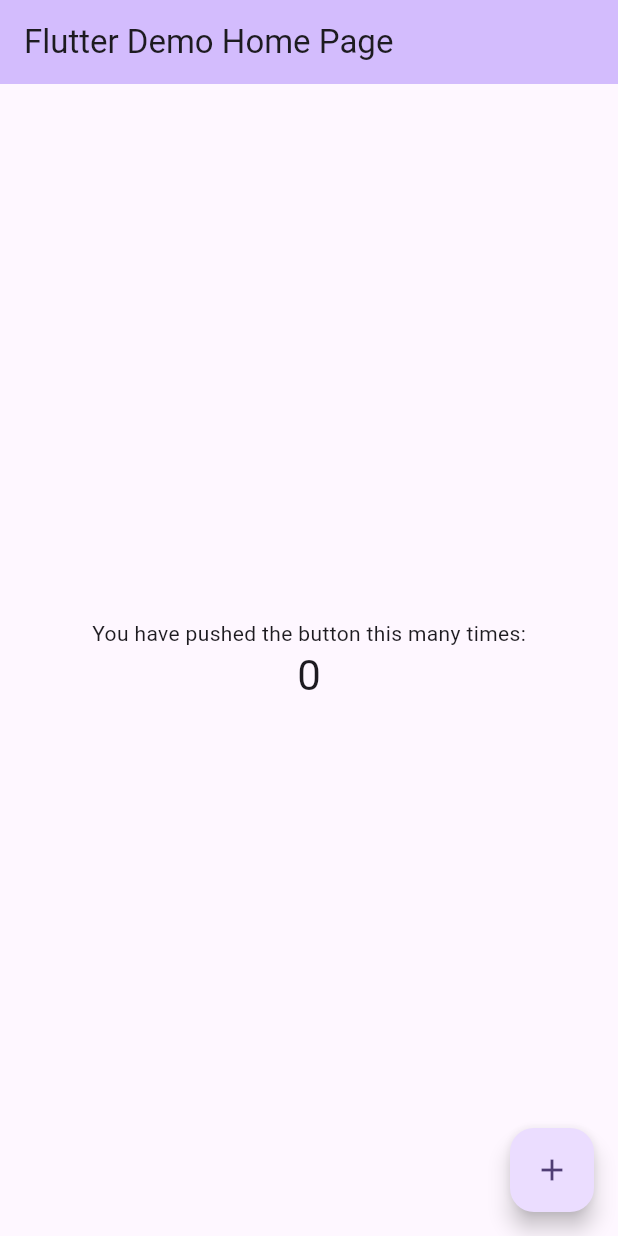
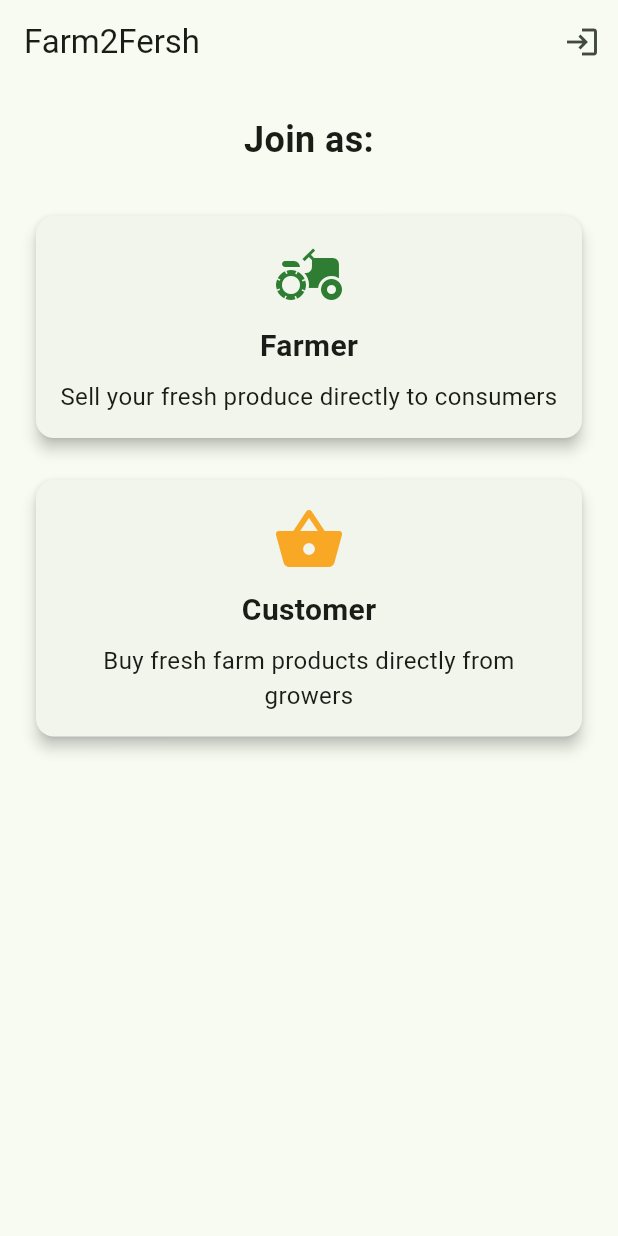
Before and after one commit to tanishq-2208/F2F_Test, a Flutter app: the screen it shows after launch, on a phone screen of 412 x 824 dp. Run offline on Flutter 3.47's test engine with Material 3 defaults, Android fonts, the light colour scheme and no system bars; our stand-ins replace file_picker, geolocator.

Commit message:
Farmers Registration implemented

```diff
--- a/f2f/lib/main.dart
+++ b/f2f/lib/main.dart
@@ -1,4 +1,6 @@
 import 'package:flutter/material.dart';
+import 'screens/landing_screen.dart';
+
 
 void main() {
   runApp(const MyApp());
@@ -7,116 +9,35 @@ void main() {
 class MyApp extends StatelessWidget {
   const MyApp({super.key});
 
-  // This widget is the root of your application.
   @override
   Widget build(BuildContext context) {
     return MaterialApp(
-      title: 'Flutter Demo',
+      title: 'Farm2Fork Connect',
       theme: ThemeData(
-        // This is the theme of your application.
-        //
-        // TRY THIS: Try running your application with "flutter run". You'll see
-        // the application has a purple toolbar. Then, without quitting the app,
-        // try changing the seedColor in the colorScheme below to Colors.green
-        // and then invoke "hot reload" (save your changes or press the "hot
-        // reload" button in a Flutter-supported IDE, or press "r" if you used
-        // the command line to start the app).
-        //
-        // Notice that the counter didn't reset back to zero; the application
-        // state is not lost during the reload. To reset the state, use hot
-        // restart instead.
-        //
-        // This works for code too, not just values: Most code changes can be
-        // tested with just a hot reload.
-        colorScheme: ColorScheme.fromSeed(seedColor: Colors.deepPurple),
+        colorScheme: ColorScheme.fromSeed(
+          seedColor: Colors.green,
+          secondary: const Color(0xFFF9A825),
+        ),
+        elevatedButtonTheme: ElevatedButtonThemeData(
+          style: ElevatedButton.styleFrom(
+            backgroundColor: Colors.green[800],
+            foregroundColor: Colors.white,
+            padding: const EdgeInsets.symmetric(vertical: 16),
+          ),
+        ),
       ),
-      home: const MyHomePage(title: 'Flutter Demo Home Page'),
+      // Remove these lines
+      // initialRoute: '/',
+      // routes: {
+      //   '/': (context) => const LandingPage(),
+      //   '/login': (context) => const LoginScreen(),
+      //   '/register': (context) => RegistrationScreen(
+      //         role: ModalRoute.of(context)!.settings.arguments as String,
+      //       ),
+      // },
+      home: const LandingPage(),
     );
   }
 }
 
-class MyHomePage extends StatefulWidget {
-  const MyHomePage({super.key, required this.title});
-
-  // This widget is the home page of your application. It is stateful, meaning
-  // that it has a State object (defined below) that contains fields that affect
-  // how it looks.
-
-  // This class is the configuration for the state. It holds the values (in this
-  // case the title) provided by the parent (in this case the App widget) and
-  // used by the build method of the State. Fields in a Widget subclass are
-  // always marked "final".
-
-  final String title;
-
-  @override
-  State<MyHomePage> createState() => _MyHomePageState();
-}
-
-class _MyHomePageState extends State<MyHomePage> {
-  int _counter = 0;
-
-  void _incrementCounter() {
-    setState(() {
-      // This call to setState tells the Flutter framework that something has
-      // changed in this State, which causes it to rerun the build method below
-      // so that the display can reflect the updated values. If we changed
-      // _counter without calling setState(), then the build method would not be
-      // called again, and so nothing would appear to happen.
-      _counter++;
-    });
-  }
-
-  @override
-  Widget build(BuildContext context) {
-    // This method is rerun every time setState is called, for instance as done
-    // by the _incrementCounter method above.
-    //
-    // The Flutter framework has been optimized to make rerunning build methods
-    // fast, so that you can just rebuild anything that needs updating rather
-    // than having to individually change instances of widgets.
-    return Scaffold(
-      appBar: AppBar(
-        // TRY THIS: Try changing the color here to a specific color (to
-        // Colors.amber, perhaps?) and trigger a hot reload to see the AppBar
-        // change color while the other colors stay the same.
-        backgroundColor: Theme.of(context).colorScheme.inversePrimary,
-        // Here we take the value from the MyHomePage object that was created by
-        // the App.build method, and use it to set our appbar title.
-        title: Text(widget.title),
-      ),
-      body: Center(
-        // Center is a layout widget. It takes a single child and positions it
-        // in the middle of the parent.
-        child: Column(
-          // Column is also a layout widget. It takes a list of children and
-          // arranges them vertically. By default, it sizes itself to fit its
-          // children horizontally, and tries to be as tall as its parent.
-          //
-          // Column has various properties to control how it sizes itself and
-          // how it positions its children. Here we use mainAxisAlignment to
-          // center the children vertically; the main axis here is the vertical
-          // axis because Columns are vertical (the cross axis would be
-          // horizontal).
-          //
-          // TRY THIS: Invoke "debug painting" (choose the "Toggle Debug Paint"
-          // action in the IDE, or press "p" in the console), to see the
-          // wireframe for each widget.
-          mainAxisAlignment: MainAxisAlignment.center,
-          children: <Widget>[
-            const Text('You have pushed the button this many times:'),
-            Text(
-              '$_counter',
-              style: Theme.of(context).textTheme.headlineMedium,
-            ),
-          ],
-        ),
-      ),
-      floatingActionButton: FloatingActionButton(
-        onPressed: _incrementCounter,
-        tooltip: 'Increment',
-        child: const Icon(Icons.add),
-      ), // This trailing comma makes auto-formatting nicer for build methods.
-    );
-  }
-}
+// Remove all other existing classes (MyHomePage, etc.) from main.dart
--- /dev/null
+++ b/f2f/lib/screens/landing_screen.dart
@@ -0,0 +1,120 @@
+import 'package:f2f/screens/login_screen.dart';
+import 'package:f2f/screens/registration_screen.dart';
+import 'package:flutter/material.dart';
+// Remove unused import until multiselect_formfield package is added to pubspec.yaml
+
+class LandingPage extends StatelessWidget {
+  const LandingPage({super.key});
+
+  @override
+  Widget build(BuildContext context) {
+    return Scaffold(
+      appBar: AppBar(
+        title: const Text('Farm2Fersh'),
+        actions: [
+          IconButton(
+            icon: const Icon(Icons.login),
+            onPressed: () => Navigator.push(
+              context,
+              MaterialPageRoute(builder: (context) => const LoginScreen()),
+            ),
+            tooltip: 'Existing User Login',
+          ),
+        ],
+      ),
+      body: Padding(
+        padding: const EdgeInsets.all(20.0),
+        child: Column(
+          crossAxisAlignment: CrossAxisAlignment.stretch,
+          children: [
+            const Text(
+              'Join as:',
+              style: TextStyle(fontSize: 24, fontWeight: FontWeight.bold),
+              textAlign: TextAlign.center,
+            ),
+            const SizedBox(height: 30),
+            _RoleCard(
+              title: 'Farmer',
+              icon: Icons.agriculture,
+              color: Colors.green[800]!,
+              description: 'Sell your fresh produce directly to consumers',
+              onTap: () => Navigator.push(
+                context,
+                MaterialPageRoute(
+                  builder: (context) => RegistrationScreen(role: 'Farmer'),
+                ),
+              ),
+            ),
+            const SizedBox(height: 20),
+            _RoleCard(
+              title: 'Customer',
+              icon: Icons.shopping_basket,
+              color: Theme.of(context).colorScheme.secondary,
+              description: 'Buy fresh farm products directly from growers',
+              onTap: () => Navigator.push(
+                context,
+                MaterialPageRoute(
+                  builder: (context) => RegistrationScreen(role: 'Customer'),
+                ),
+              ),
+            ),
+          ],
+        ),
+      ),
+    );
+  }
+}
+
+class _RoleCard extends StatelessWidget {
+  final String title;
+  final IconData icon;
+  final Color color;
+  final String description;
+  final VoidCallback onTap;
+
+  const _RoleCard({
+    required this.title,
+    required this.icon,
+    required this.color,
+    required this.description,
+    required this.onTap,
+  });
+
+  @override
+  Widget build(BuildContext context) {
+    return Card(
+      elevation: 4,
+      child: InkWell(
+        onTap: onTap,
+        child: Padding(
+          padding: const EdgeInsets.all(16.0),
+          child: Column(
+            children: [
+              Icon(
+                icon,
+                size: 48,
+                color: color,
+              ),
+              const SizedBox(height: 8),
+              Text(
+                title,
+                style: const TextStyle(
+                  fontSize: 20,
+                  fontWeight: FontWeight.bold,
+                ),
+              ),
+              const SizedBox(height: 8),
+              Text(
+                description,
+                textAlign: TextAlign.center,
+                style: const TextStyle(fontSize: 16),
+              ),
+            ],
+          ),
+        ),
+      ),
+    );
+  }
+  // Keep existing _RoleCard implementation from previous answer
+  // ... (same code as previous _RoleCard implementation)
+}
--- a/f2f/pubspec.yaml
+++ b/f2f/pubspec.yaml
@@ -34,6 +34,10 @@ dependencies:
   # The following adds the Cupertino Icons font to your application.
   # Use with the CupertinoIcons class for iOS style icons.
   cupertino_icons: ^1.0.8
+  image_picker: ^1.0.4
+  geolocator: ^10.0.0
+  file_picker: ^5.2.5
+  multiselect_formfield: ^0.1.7
 
 dev_dependencies:
   flutter_test:
```
Also changed, not shown: f2f/lib/screens/login_screen.dart (added, +38 -0 lines), f2f/lib/screens/registration_screen.dart (added, +272 -0 lines), f2f/pubspec.lock, 5 other files.
